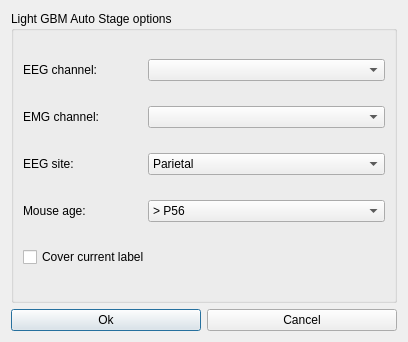
This is src/misleep/gui/uis/auto_stage_lightGBM_dialog.ui in BryanWang0702/MiSleep as Qt 5 draws it before an edit. The edited form follows.
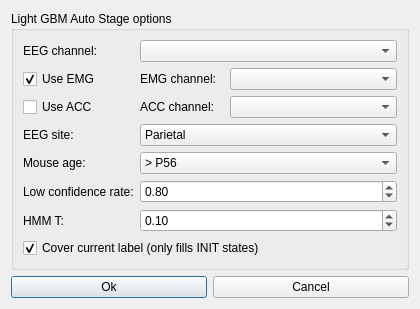
This is the edited form. Icons and pictures are not drawn.

Commit message: feat: benchmark LightGBM auto-staging, epoch/BIDS annotation import, GUI polish; v0.3.1

Patch:
```diff
--- a/src/misleep/gui/uis/auto_stage_lightGBM_dialog.ui
+++ b/src/misleep/gui/uis/auto_stage_lightGBM_dialog.ui
@@ -6,8 +6,8 @@
    <rect>
     <x>0</x>
     <y>0</y>
-    <width>408</width>
-    <height>342</height>
+    <width>420</width>
+    <height>300</height>
    </rect>
   </property>
   <property name="windowTitle">
@@ -38,25 +38,6 @@
       <string>Light GBM Auto Stage options</string>
      </property>
      <layout class="QGridLayout" name="gridLayout_2">
-      <item row="3" column="1" colspan="2">
-       <widget class="QComboBox" name="AgeCombox">
-        <item>
-         <property name="text">
-          <string>&gt; P56</string>
-         </property>
-        </item>
-        <item>
-         <property name="text">
-          <string>P30 - P56</string>
-         </property>
-        </item>
-        <item>
-         <property name="text">
-          <string>&lt; P30</string>
-         </property>
-        </item>
-       </widget>
-      </item>
       <item row="0" column="0">
        <widget class="QLabel" name="label">
         <property name="text">
@@ -64,34 +45,57 @@
         </property>
        </widget>
       </item>
-      <item row="3" column="0">
-       <widget class="QLabel" name="label_3">
-        <property name="text">
-         <string>Mouse age:</string>
-        </property>
-       </widget>
-      </item>
-      <item row="1" column="1" colspan="2">
-       <widget class="QComboBox" name="EMGchannelCombox"/>
-      </item>
-      <item row="0" column="1" colspan="2">
+      <item row="0" column="1" colspan="3">
        <widget class="QComboBox" name="EEGChannelCombox"/>
       </item>
-      <item row="2" column="0">
-       <widget class="QLabel" name="label_2">
-        <property name="text">
-         <string>EEG site:</string>
-        </property>
-       </widget>
-      </item>
       <item row="1" column="0">
+       <widget class="QCheckBox" name="UseEMGCheckbox">
+        <property name="text">
+         <string>Use EMG</string>
+        </property>
+        <property name="checked">
+         <bool>true</bool>
+        </property>
+       </widget>
+      </item>
+      <item row="1" column="1">
        <widget class="QLabel" name="label_8">
         <property name="text">
          <string>EMG channel:</string>
         </property>
        </widget>
       </item>
-      <item row="2" column="1" colspan="2">
+      <item row="1" column="2" colspan="2">
+       <widget class="QComboBox" name="EMGchannelCombox"/>
+      </item>
+      <item row="2" column="0">
+       <widget class="QCheckBox" name="UseACCCheckbox">
+        <property name="text">
+         <string>Use ACC</string>
+        </property>
+        <property name="checked">
+         <bool>false</bool>
+        </property>
+       </widget>
+      </item>
+      <item row="2" column="1">
+       <widget class="QLabel" name="label_9">
+        <property name="text">
+         <string>ACC channel:</string>
+        </property>
+       </widget>
+      </item>
+      <item row="2" column="2" colspan="2">
+       <widget class="QComboBox" name="ACCchannelCombox"/>
+      </item>
+      <item row="3" column="0">
+       <widget class="QLabel" name="label_2">
+        <property name="text">
+         <string>EEG site:</string>
+        </property>
+       </widget>
+      </item>
+      <item row="3" column="1" colspan="3">
        <widget class="QComboBox" name="EEGSiteCombox">
         <item>
          <property name="text">
@@ -105,10 +109,91 @@
         </item>
        </widget>
       </item>
-      <item row="4" column="0" colspan="3">
+      <item row="4" column="0">
+       <widget class="QLabel" name="label_3">
+        <property name="text">
+         <string>Mouse age:</string>
+        </property>
+       </widget>
+      </item>
+      <item row="4" column="1" colspan="3">
+       <widget class="QComboBox" name="AgeCombox">
+        <item>
+         <property name="text">
+          <string>&gt; P56</string>
+         </property>
+        </item>
+        <item>
+         <property name="text">
+          <string>P30 - P56</string>
+         </property>
+        </item>
+        <item>
+         <property name="text">
+          <string>&lt; P30</string>
+         </property>
+        </item>
+       </widget>
+      </item>
+      <item row="5" column="0">
+       <widget class="QLabel" name="label_10">
+        <property name="text">
+         <string>Low confidence rate:</string>
+        </property>
+       </widget>
+      </item>
+      <item row="5" column="1" colspan="3">
+       <widget class="QDoubleSpinBox" name="ConfidenceThresholdSpin">
+        <property name="decimals">
+         <number>2</number>
+        </property>
+        <property name="minimum">
+         <double>0.050000000000000</double>
+        </property>
+        <property name="maximum">
+         <double>0.950000000000000</double>
+        </property>
+        <property name="singleStep">
+         <double>0.050000000000000</double>
+        </property>
+        <property name="value">
+         <double>0.800000000000000</double>
+        </property>
+       </widget>
+      </item>
+      <item row="6" column="0">
+       <widget class="QLabel" name="label_11">
+        <property name="text">
+         <string>HMM T:</string>
+        </property>
+       </widget>
+      </item>
+      <item row="6" column="1" colspan="3">
+       <widget class="QDoubleSpinBox" name="HMMTemperatureSpin">
+        <property name="decimals">
+         <number>2</number>
+        </property>
+        <property name="minimum">
+         <double>0.050000000000000</double>
+        </property>
+        <property name="maximum">
+         <double>2.000000000000000</double>
+        </property>
+        <property name="singleStep">
+         <double>0.050000000000000</double>
+        </property>
+        <property name="value">
+         <double>0.100000000000000</double>
+        </property>
+       </widget>
+      </item>
+      <item row="7" column="0" colspan="4">
        <widget class="QCheckBox" name="SaveAnnoCheckbox">
         <property name="text">
-         <string>Cover current label</string>
+         <string>Cover current label (only fills INIT states)</string>
+        </property>
+        <property name="checked">
+         <bool>true</bool>
         </property>
        </widget>
       </item>
```
Left out of the diff: 30 changed lines with no effect on the pictures. The commit also changes 24 other files.
